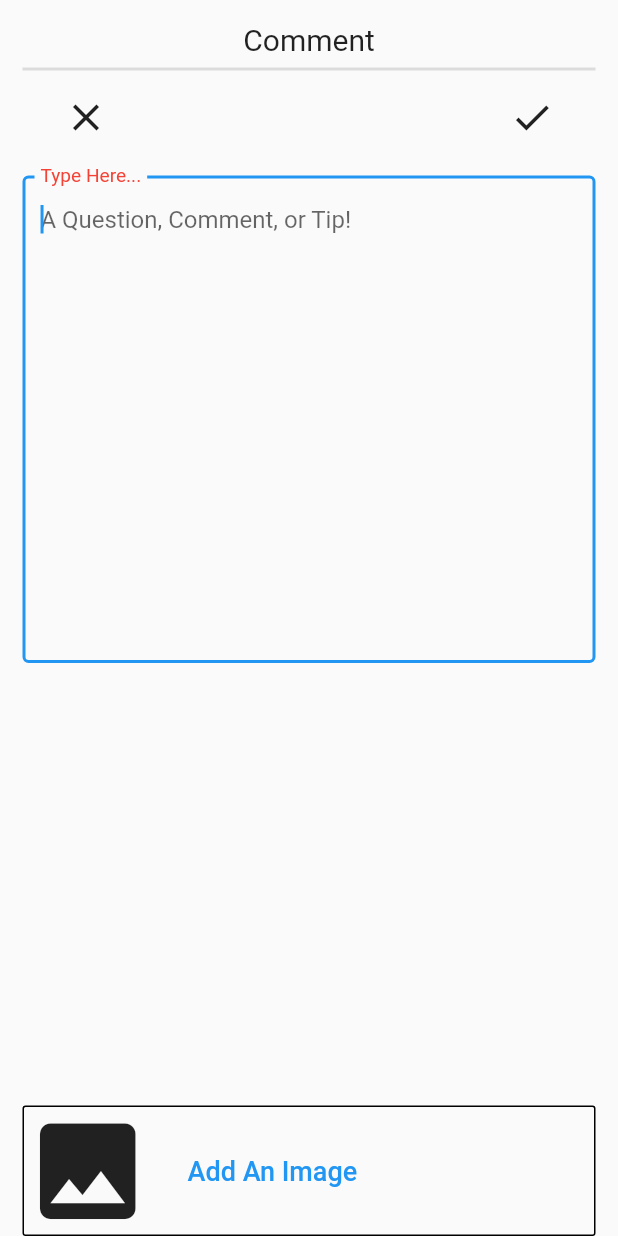
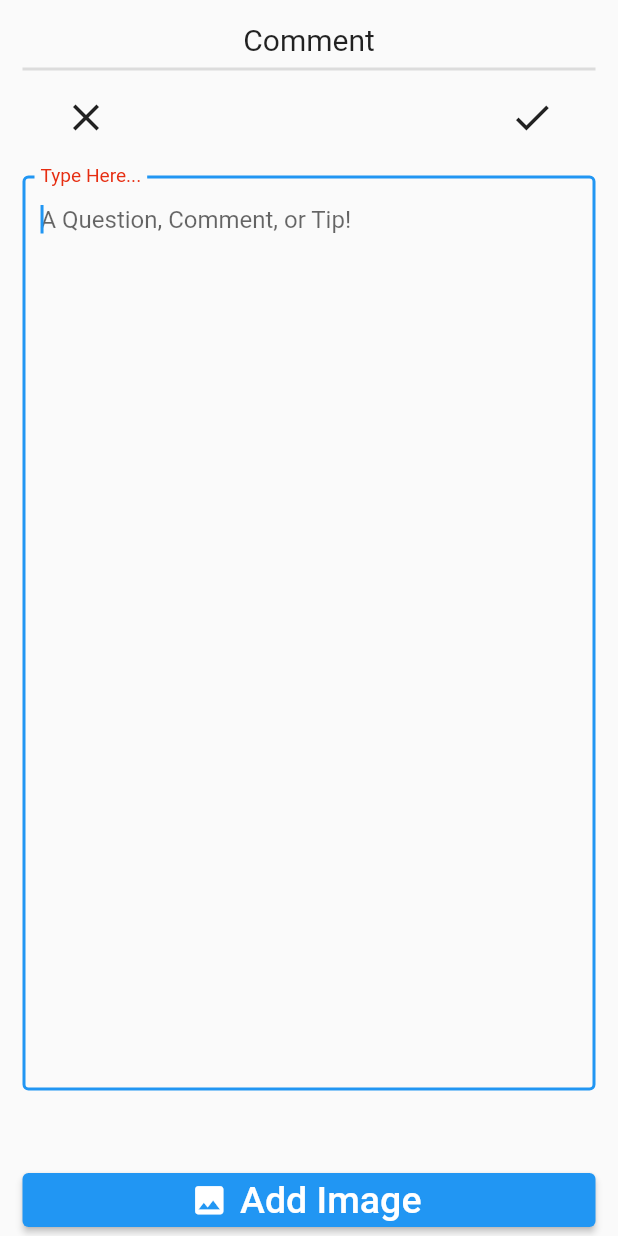
Before and after one commit to rooky1979/yfm, a Flutter app: the CommentEntryDialog screen opened directly, on a phone screen of 412 x 824 dp. Run offline on Flutter 3.47's test engine with Material 2 defaults, Android fonts, the phone set to English and light mode, and no system bars; our stand-ins replace cloud_firestore, firebase_auth, firebase_core, firebase_storage, font_awesome_flutter, get and 1 more; missing offline and left inert: multiselect_formfield, profanity_filter; accounts and stored records are empty.

```diff
--- a/lib/comments/comment_form.dart
+++ b/lib/comments/comment_form.dart
@@ -81,31 +81,19 @@ class _CommentEntryDialogState extends State<CommentEntryDialog> {
   Widget _decideImageView() {
     if (_imgfile == null) {
       return Container(
-        alignment: Alignment.center,
-        child: Column(
-          children: [
-            Container(
         decoration: BoxDecoration(
-                  border: Border.all(width: 1),
+            //border: Border.all(width: 1),
             borderRadius: BorderRadius.circular(2)),
         width: double.infinity,
-              child: Row(children: [
-                Icon(
-                  Icons.image,
-                  size: 85,
-                ),
-                VerticalDivider(
-                  thickness: 2,
-                ),
-                TextButton(
+        child: ElevatedButton.icon(
             onPressed: () {
               _showChoiceDialog(context);
             },
-                    child: Text("Add An Image", style: TextStyle(fontSize: 18)))
-              ]),
+            icon: Icon(
+              Icons.image,
+              size: 25,
             ),
-          ],
-        ),
+            label: Text("Add Image", style: TextStyle(fontSize: 25))),
       );
     } else {
       setState(() {});
@@ -114,33 +102,34 @@ class _CommentEntryDialogState extends State<CommentEntryDialog> {
         child: Column(
           children: [
             Container(
-              decoration: BoxDecoration(
-                  border: Border.all(width: 1),
-                  borderRadius: BorderRadius.circular(2)),
+              decoration: BoxDecoration(borderRadius: BorderRadius.circular(2)),
               width: double.infinity,
               child: IntrinsicHeight(
-                child: Row(children: [
+                child: Row(
+                    mainAxisAlignment: MainAxisAlignment.spaceEvenly,
+                    children: [
                       FittedBox(
                         child: Image.file(
                           _imgfile,
                           fit: BoxFit.cover,
-                      height: 85,
+                          height: 125,
                           width: 85,
                         ),
                       ),
-                  Container(
-                    width: 10,
-                    color: Colors.black38,
-                  ),
-                  TextButton(
+                      ElevatedButton.icon(
                           onPressed: () {
                             _showChoiceDialog(context);
                           },
-                      child:
-                          Text("Change Image", style: TextStyle(fontSize: 18)))
+                          icon: Icon(
+                            Icons.image,
+                            size: 25,
+                          ),
+                          label: Text("Change Image",
+                              style: TextStyle(fontSize: 25))),
                     ]),
               ),
             ),
+            Container(padding: EdgeInsets.all(6.0))
           ],
         ),
       );
@@ -278,15 +267,15 @@ class _CommentEntryDialogState extends State<CommentEntryDialog> {
             Expanded(
               child: TextField(
                 keyboardType: TextInputType.multiline,
-                minLines: 15,
-                maxLines: 20,
+                minLines: 30,
+                maxLines: 60,
                 autofocus: true,
                 autocorrect: true,
                 decoration: InputDecoration(
                     hintText: 'A Question, Comment, or Tip!',
                     labelText: 'Type Here...',
                     labelStyle: TextStyle(
-                      color: Colors.red,
+                      color: Color(0xFFe62d11),
                       fontSize: 17,
                     ),
                     border: const OutlineInputBorder()),
```
Lines whose indentation alone changed are shown as unchanged.
